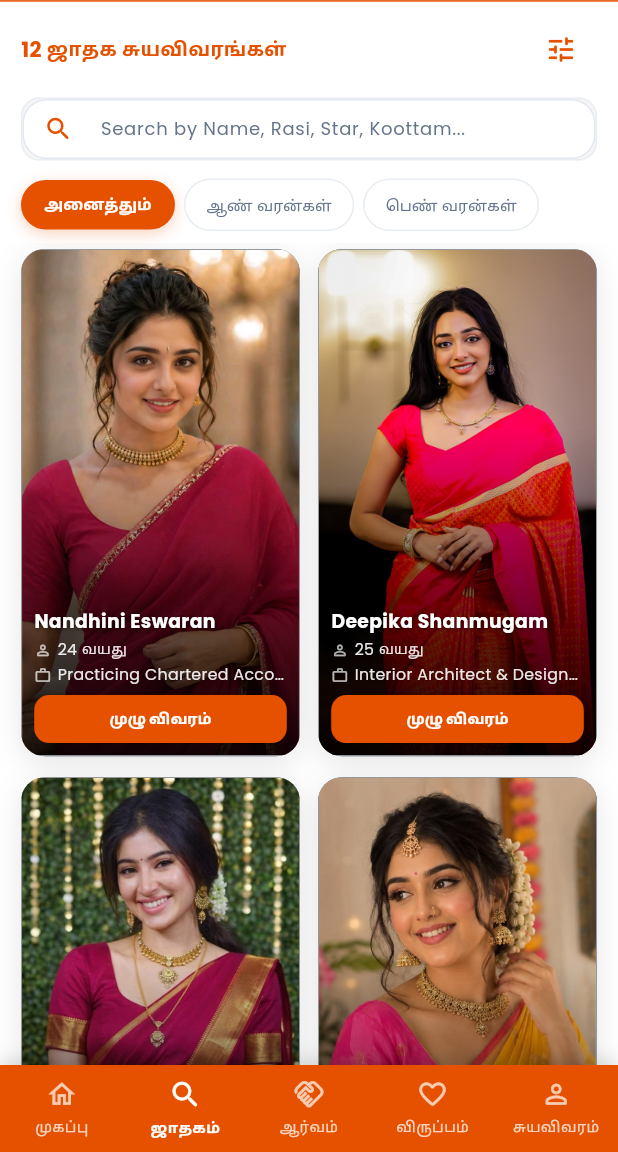
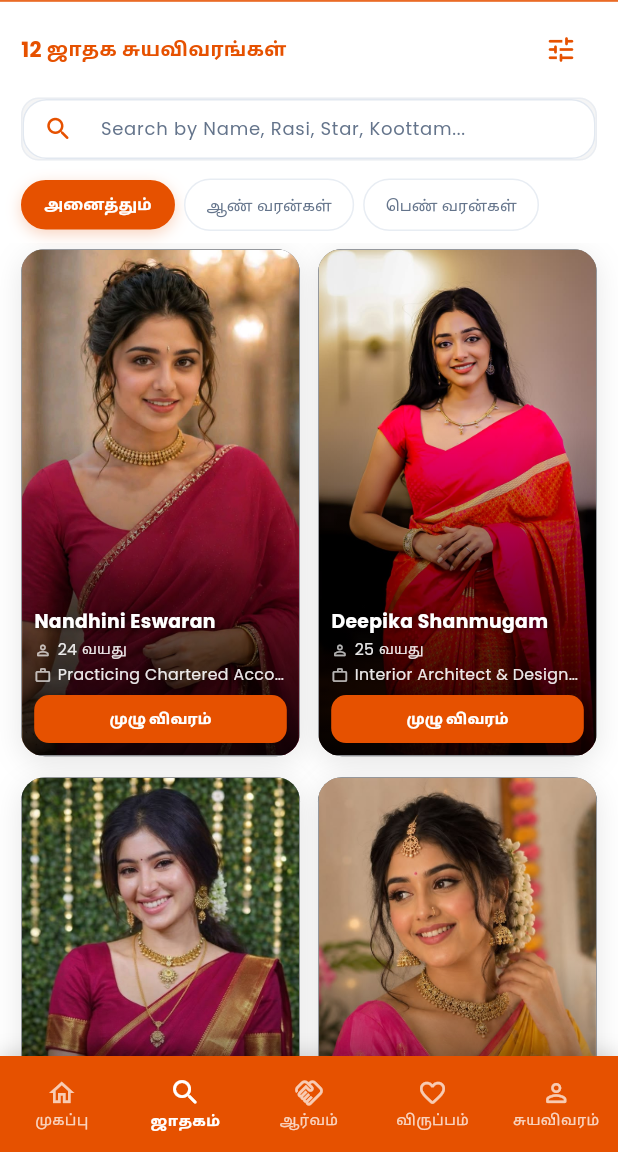
Before and after one commit to Rithish-25/Kongu-Matrimony, a Flutter app: the screen it shows after launch, item 2 of the bottom bar chosen, on a phone screen of 412 x 824 dp, the part 84-1236 px from its top. Run offline on Flutter 3.47's test engine with Material 3 defaults, Android fonts, the phone set to English and light mode, and no system bars; our stand-ins replace flutter_native_splash, google_fonts, image_picker, shared_preferences; missing offline and left inert: dart:html, file_picker_platform_interface; network calls fail.

Commit message:
Fix Tamil text vertical clipping in bottom navigation bar

```diff
--- a/frontend/lib/widgets/bottom_navigation/custom_bottom_navigation.dart
+++ b/frontend/lib/widgets/bottom_navigation/custom_bottom_navigation.dart
@@ -60,7 +60,7 @@ class CustomBottomNavigationBar extends StatelessWidget {
           child: SafeArea(
             top: false,
             child: SizedBox(
-              height: 58,
+              height: 64,
               child: Row(
                 children: List.generate(items.length, (index) {
                   final item = items[index];
@@ -79,17 +79,23 @@ class CustomBottomNavigationBar extends StatelessWidget {
                             Icon(
                               isSelected ? item.activeIcon : item.icon,
                               color: isSelected ? Colors.white : Colors.white.withValues(alpha: 0.7),
-                              size: isSelected ? 23 : 21,
+                              size: isSelected ? 22 : 20,
                             ),
-                            const SizedBox(height: 3),
-                            Text(
+                            const SizedBox(height: 2),
+                            FittedBox(
+                              fit: BoxFit.scaleDown,
+                              child: Padding(
+                                padding: const EdgeInsets.symmetric(horizontal: 2),
+                                child: Text(
                                   item.label,
                                   maxLines: 1,
-                              overflow: TextOverflow.ellipsis,
                                   style: GoogleFonts.roboto(
                                     fontSize: 11,
                                     fontWeight: isSelected ? FontWeight.w700 : FontWeight.w500,
                                     color: isSelected ? Colors.white : Colors.white.withValues(alpha: 0.75),
+                                    height: 1.2,
+                                  ),
+                                ),
                               ),
                             ),
                           ],
```
Also changed, not shown: frontend/assets/splash.png, frontend/pubspec.lock. Lines whose indentation alone changed are shown as unchanged.
